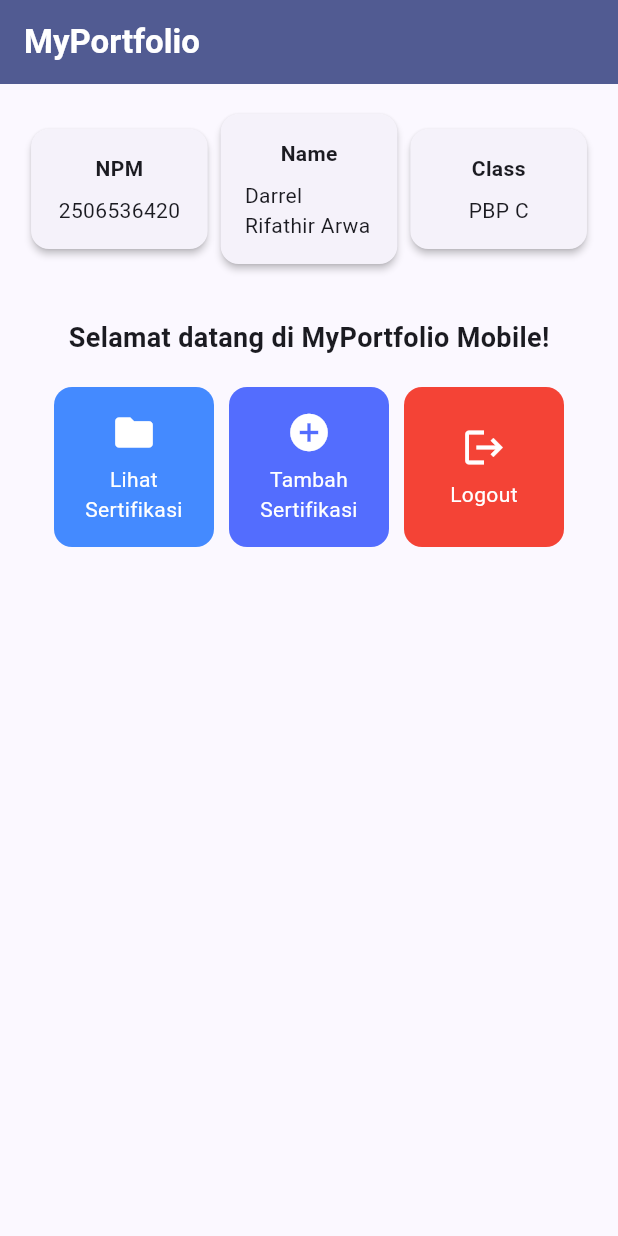
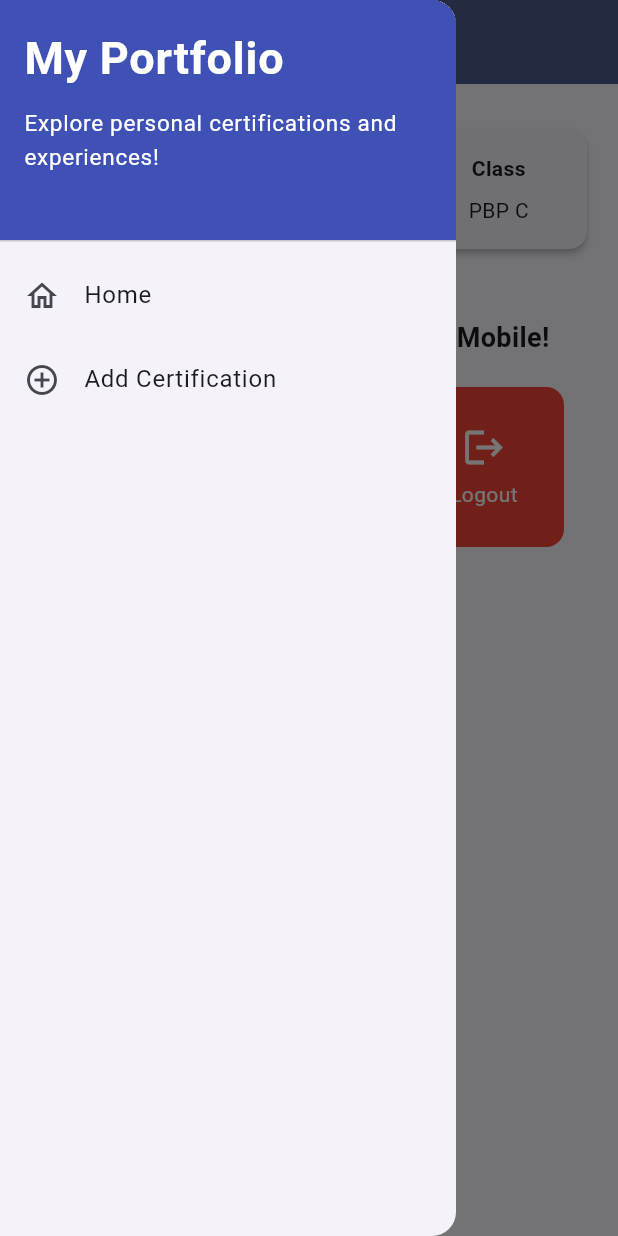
Before and after one commit to darrelrifathir/myportofolio_mobile, a Flutter app: the screen it shows after launch, with the side drawer open (before the commit the screen has no drawer), on a phone screen of 412 x 824 dp. Run offline on Flutter 3.47's test engine with Material 3 defaults, Android fonts, the phone set to English and light mode, and no system bars.

Commit message:
feat: implement drawer navigation, certification form with validation, and refactor directory structure (Tutorial 9)

```diff
--- a/lib/main.dart
+++ b/lib/main.dart
@@ -1,5 +1,5 @@
 import 'package:flutter/material.dart';
-import 'package:myportofolio_mobile/menu.dart';
+import 'package:myportofolio_mobile/screens/menu.dart';
 
 void main() {
   runApp(const MyApp());
--- a/lib/menu.dart
+++ b/lib/screens/menu.dart
@@ -1,4 +1,6 @@
 import 'package:flutter/material.dart';
+import 'package:myportofolio_mobile/widgets/left_drawer.dart';
+import 'package:myportofolio_mobile/widgets/certification_card.dart';
 
 class MyHomePage extends StatelessWidget {
   MyHomePage({super.key});
@@ -24,7 +26,9 @@ class MyHomePage extends StatelessWidget {
           style: TextStyle(color: Colors.white, fontWeight: FontWeight.bold),
         ),
         backgroundColor: Theme.of(context).colorScheme.primary,
+        iconTheme: const IconThemeData(color: Colors.white),
       ),
+      drawer: const LeftDrawer(),
       // Body halaman utama dengan padding di sekelilingnya.
       body: Padding(
         padding: const EdgeInsets.all(16.0),
@@ -116,53 +120,3 @@ class ItemHomepage {
 
   ItemHomepage(this.name, this.icon, this.color);
 }
-
-class ItemCard extends StatelessWidget {
-  final ItemHomepage item;
-
-  const ItemCard(this.item, {super.key});
-
-  @override
-  Widget build(BuildContext context) {
-    return Material(
-      // Menggunakan warna sekunder dari skema tema aplikasi.
-      color: item.color,
-      borderRadius: BorderRadius.circular(12),
-      child: InkWell(
-        // Aksi ketika kartu ditekan oleh pengguna.
-        onTap: () {
-          // Menampilkan SnackBar dengan pesan interaktif.
-          ScaffoldMessenger.of(context)
-            ..hideCurrentSnackBar()
-            ..showSnackBar(
-              SnackBar(
-                content: Text("Kamu telah menekan tombol ${item.name}!",
-                style: const TextStyle(
-                    color: Colors.white,
-                    fontWeight: FontWeight.bold,
-                  ),
-                ),
-              ),
-            );
-        },
-        child: Container(
-          padding: const EdgeInsets.all(8),
-          child: Center(
-            child: Column(
-              mainAxisAlignment: MainAxisAlignment.center,
-              children: [
-                Icon(item.icon, color: Colors.white, size: 30.0),
-                const Padding(padding: EdgeInsets.all(3)),
-                Text(
-                  item.name,
-                  textAlign: TextAlign.center,
-                  style: const TextStyle(color: Colors.white),
-                ),
-              ],
-            ),
-          ),
-        ),
-      ),
-    );
-  }
-}
--- /dev/null
+++ b/lib/widgets/certification_card.dart
@@ -0,0 +1,64 @@
+import 'package:flutter/material.dart';
+import 'package:myportofolio_mobile/screens/menu.dart';
+import 'package:myportofolio_mobile/screens/certification_form.dart';
+
+class ItemCard extends StatelessWidget {
+  final ItemHomepage item;
+
+  const ItemCard(this.item, {super.key});
+
+  @override
+  Widget build(BuildContext context) {
+    return Material(
+      // Menggunakan warna sekunder dari skema tema aplikasi.
+      color: item.color,
+      borderRadius: BorderRadius.circular(12),
+      child: InkWell(
+        // Aksi ketika kartu ditekan oleh pengguna.
+        onTap: () {
+          // Menampilkan SnackBar dengan pesan interaktif.
+          ScaffoldMessenger.of(context)
+            ..hideCurrentSnackBar()
+            ..showSnackBar(
+              SnackBar(
+                content: Text("Kamu telah menekan tombol ${item.name}!",
+                style: const TextStyle(
+                    color: Colors.white,
+                    fontWeight: FontWeight.bold,
+                  ),
+                ),
+              ),
+            );
+
+          // Navigate ke halaman yang sesuai
+          if (item.name == "Tambah Sertifikasi") {
+            // TODO: Gunakan Navigator.push() untuk melakukan navigasi ke MaterialPageRoute yang mencakup CertificationFormPage
+            Navigator.push(
+              context,
+              MaterialPageRoute(
+                builder: (context) => const CertificationFormPage(),
+              ),
+            );
+          }
+        },
+        child: Container(
+          padding: const EdgeInsets.all(8),
+          child: Center(
+            child: Column(
+              mainAxisAlignment: MainAxisAlignment.center,
+              children: [
+                Icon(item.icon, color: Colors.white, size: 30.0),
+                const Padding(padding: EdgeInsets.all(3)),
+                Text(
+                  item.name,
+                  textAlign: TextAlign.center,
+                  style: const TextStyle(color: Colors.white),
+                ),
+              ],
+            ),
+          ),
+        ),
+      ),
+    );
+  }
+}
--- /dev/null
+++ b/lib/widgets/left_drawer.dart
@@ -0,0 +1,75 @@
+import 'package:flutter/material.dart';
+import 'package:myportofolio_mobile/screens/menu.dart';
+// TODO: Impor halaman CertificationFormPage jika sudah dibuat
+import 'package:myportofolio_mobile/screens/certification_form.dart';
+
+class LeftDrawer extends StatelessWidget {
+  const LeftDrawer({super.key});
+
+  @override
+  Widget build(BuildContext context) {
+    return Drawer(
+      child: ListView(
+        children: [
+          // TODO: Bagian drawer header
+          const DrawerHeader(
+            decoration: BoxDecoration(
+              color: Colors.indigo,
+            ),
+            child: Column(
+              crossAxisAlignment: CrossAxisAlignment.start,
+              children: [
+                Text(
+                  'My Portfolio',
+                  style: TextStyle(
+                    fontSize: 30,
+                    fontWeight: FontWeight.bold,
+                    color: Colors.white,
+                  ),
+                ),
+                SizedBox(height: 10),
+                Text(
+                  'Explore personal certifications and experiences!',
+                  style: TextStyle(
+                    fontSize: 15,
+                    color: Colors.white,
+                  ),
+                ),
+              ],
+            ),
+          ),
+          // TODO: Bagian routing
+          ListTile(
+            leading: const Icon(Icons.home_outlined),
+            title: const Text('Home'),
+            // Navigasi ke halaman utama portofolio
+            onTap: () {
+              Navigator.pushReplacement(
+                context,
+                MaterialPageRoute(
+                  builder: (context) => MyHomePage(),
+                ),
+              );
+            },
+          ),
+          ListTile(
+            leading: const Icon(Icons.add_circle_outline),
+            title: const Text('Add Certification'),
+            // Navigasi ke halaman tambah sertifikasi
+            onTap: () {
+              /*
+              TODO: Buatlah routing ke halaman CertificationFormPage yang akan dibuat nanti.
+              */
+              Navigator.pushReplacement(
+                context,
+                MaterialPageRoute(
+                  builder: (context) => const CertificationFormPage(),
+                ),
+              );
+            },
+          ),
+        ],
+      ),
+    );
+  }
+}
```
Also changed, not shown: lib/screens/certification_form.dart (added, +218 -0 lines).
